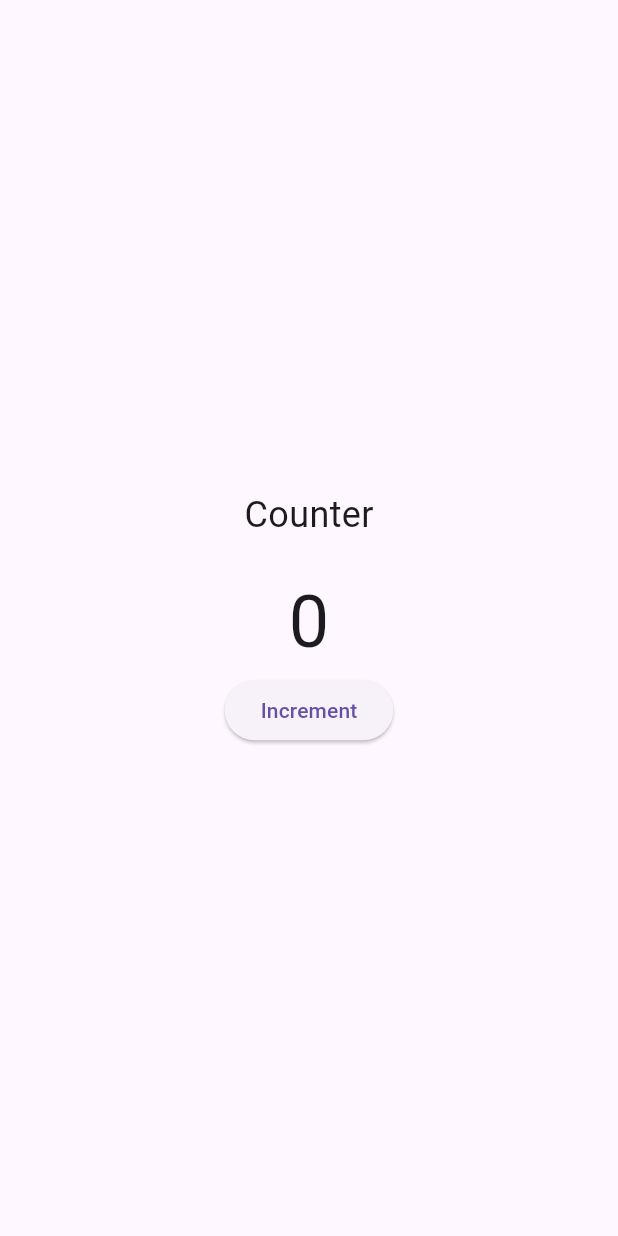
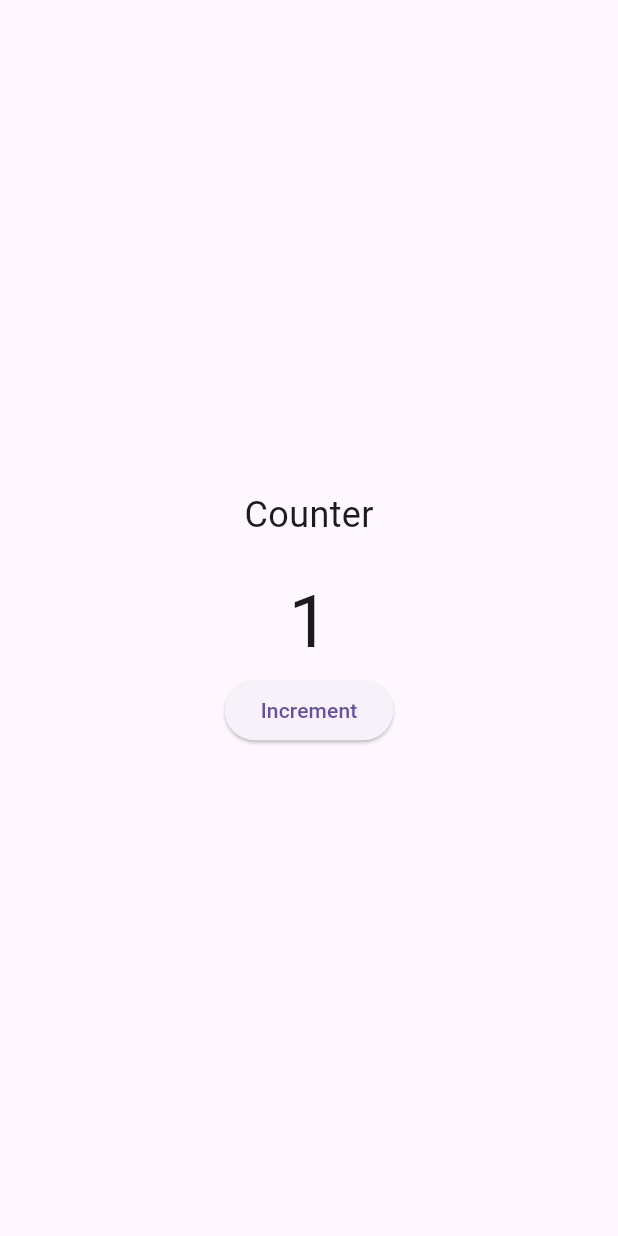
Before and after one commit to hossainMuktaR/StateManagmentSample.Flutter, a Flutter app: the screen it shows after launch, after a tap on "Increment", on a phone screen of 412 x 824 dp. Run offline on Flutter 3.47's test engine with Material 3 defaults, Android fonts, the phone set to English and light mode, and no system bars.

Commit message:
Implement Counter functionality with notifier and update HomeScreen

```diff
--- /dev/null
+++ b/lib/counter_notifier.dart
@@ -0,0 +1,11 @@
+import 'package:flutter/material.dart';
+
+class CounterNotifier extends ChangeNotifier {
+  int _count = 0;
+  int get count => _count;
+
+  void increment() {
+    _count++;
+    notifyListeners();
+  }
+}
--- a/lib/home_screen.dart
+++ b/lib/home_screen.dart
@@ -1,22 +1,26 @@
-
 import 'package:flutter/material.dart';
 import 'package:state_managment_sample/counter.dart';
+import 'package:state_managment_sample/counter_notifier.dart';
 
 class HomeScreen extends StatelessWidget {
+  HomeScreen({super.key});
 
-  const HomeScreen({super.key});
-
-  final int count = 0;
+  final counterListenable = CounterNotifier();
 
   @override
   Widget build(BuildContext context) {
     return Column(
-        mainAxisAlignment: MainAxisAlignment.center,
+      mainAxisAlignment: MainAxisAlignment.center,
       children: [
-        Counter( couterValue: count,),
+        ListenableBuilder(
+            listenable: counterListenable,
+            builder: (context, child) {
+              return Counter(couterValue: counterListenable.count);
+            }),
         ElevatedButton(
           onPressed: () {
             // Increment the counter value
+            counterListenable.increment();
           },
           child: const Text('Increment'),
         ),
--- a/lib/main.dart
+++ b/lib/main.dart
@@ -10,7 +10,7 @@ class MainApp extends StatelessWidget {
 
   @override
   Widget build(BuildContext context) {
-    return const MaterialApp(
+    return MaterialApp(
       home: Scaffold(
         body: Center(
           child: HomeScreen(),
```
